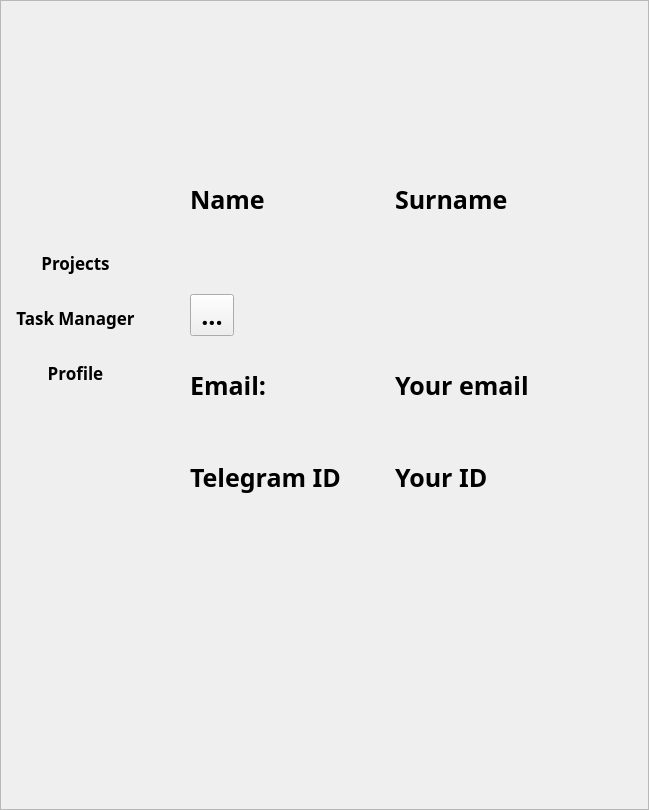
This is ui/MainWindowProfile.ui in kiozet/TaskManagerWithAI as Qt 5 draws it before an edit. The edited form follows.
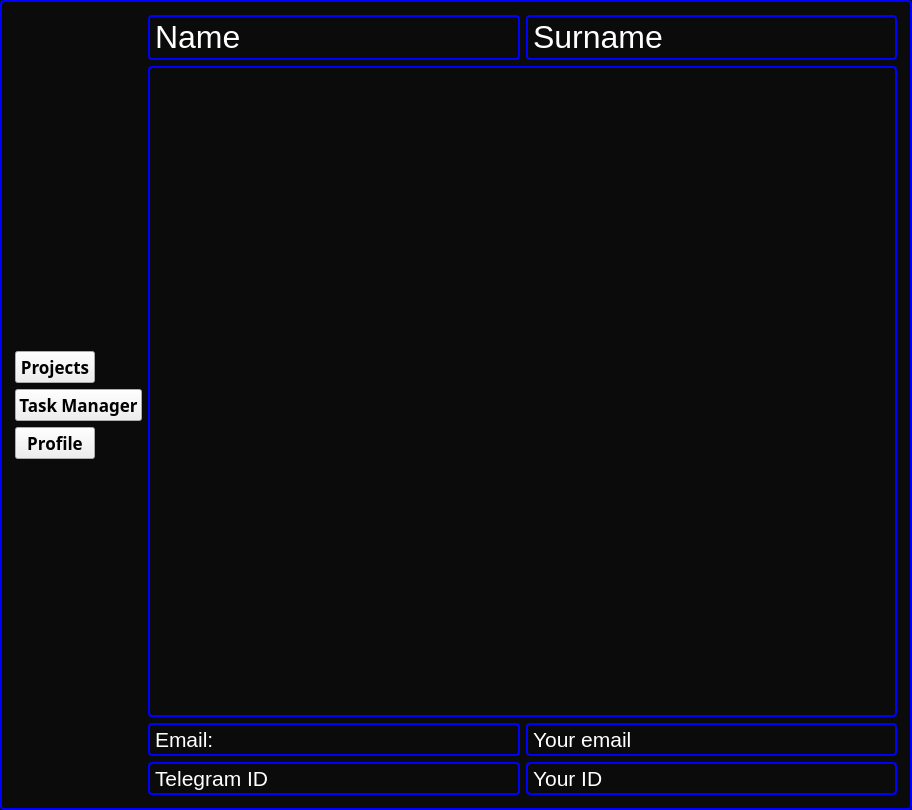
This is the edited form. Icons and pictures are not drawn.

Commit message: ABSOLUTE MODERNIZATION MainWindowProfile

```diff
--- a/ui/MainWindowProfile.ui
+++ b/ui/MainWindowProfile.ui
@@ -9,22 +9,10 @@
    <rect>
     <x>0</x>
     <y>0</y>
-    <width>649</width>
+    <width>912</width>
     <height>810</height>
    </rect>
   </property>
-  <property name="minimumSize">
-   <size>
-    <width>649</width>
-    <height>810</height>
-   </size>
-  </property>
-  <property name="maximumSize">
-   <size>
-    <width>649</width>
-    <height>810</height>
-   </size>
-  </property>
   <property name="font">
    <font>
     <family>.SF Soft Numeric</family>
@@ -43,40 +31,47 @@
   <property name="autoFillBackground">
    <bool>false</bool>
   </property>
+  <property name="styleSheet">
+   <string notr="true">QFrame, QLabel, QToolTip {
+    border: 2px solid blue;
+    border-radius: 4px;
+    padding: 2px;
+    background-color: rgb(12, 11, 11);
+}</string>
+  </property>
   <property name="frameShape">
    <enum>QFrame::StyledPanel</enum>
   </property>
   <property name="frameShadow">
    <enum>QFrame::Raised</enum>
   </property>
-  <widget class="QWidget" name="layoutWidget">
-   <property name="enabled">
-    <bool>true</bool>
-   </property>
-   <property name="geometry">
-    <rect>
-     <x>-20</x>
-     <y>230</y>
-     <width>191</width>
-     <height>176</height>
-    </rect>
-   </property>
-   <property name="font">
-    <font>
-     <family>.SF Soft Numeric</family>
-     <pointsize>13</pointsize>
-     <weight>75</weight>
-     <italic>false</italic>
-     <bold>true</bold>
-     <stylestrategy>PreferDefault</stylestrategy>
-    </font>
-   </property>
+  <layout class="QHBoxLayout" name="horizontalLayout_3">
+   <item>
    <layout class="QVBoxLayout" name="verticalLayout_6">
+     <item>
+      <spacer name="verticalSpacer">
+       <property name="orientation">
+        <enum>Qt::Vertical</enum>
+       </property>
+       <property name="sizeHint" stdset="0">
+        <size>
+         <width>20</width>
+         <height>40</height>
+        </size>
+       </property>
+      </spacer>
+     </item>
     <item>
      <widget class="QPushButton" name="projectsBtn">
       <property name="enabled">
        <bool>true</bool>
       </property>
+       <property name="sizePolicy">
+        <sizepolicy hsizetype="Fixed" vsizetype="Fixed">
+         <horstretch>0</horstretch>
+         <verstretch>0</verstretch>
+        </sizepolicy>
+       </property>
       <property name="font">
        <font>
         <family>.SF Soft Numeric</family>
@@ -94,7 +89,7 @@
        <bool>false</bool>
       </property>
       <property name="flat">
-       <bool>true</bool>
+        <bool>false</bool>
       </property>
      </widget>
     </item>
@@ -103,6 +98,12 @@
       <property name="enabled">
        <bool>true</bool>
       </property>
+       <property name="sizePolicy">
+        <sizepolicy hsizetype="Fixed" vsizetype="Fixed">
+         <horstretch>0</horstretch>
+         <verstretch>0</verstretch>
+        </sizepolicy>
+       </property>
       <property name="font">
        <font>
         <family>.SF Soft Numeric</family>
@@ -117,7 +118,7 @@
        <string>Task Manager</string>
       </property>
       <property name="flat">
-       <bool>true</bool>
+        <bool>false</bool>
       </property>
      </widget>
     </item>
@@ -126,6 +127,12 @@
       <property name="enabled">
        <bool>true</bool>
       </property>
+       <property name="sizePolicy">
+        <sizepolicy hsizetype="Fixed" vsizetype="Fixed">
+         <horstretch>0</horstretch>
+         <verstretch>0</verstretch>
+        </sizepolicy>
+       </property>
       <property name="font">
        <font>
         <family>.SF Soft Numeric</family>
@@ -140,48 +147,67 @@
        <string>Profile</string>
       </property>
       <property name="flat">
-       <bool>true</bool>
+        <bool>false</bool>
       </property>
      </widget>
     </item>
-   </layout>
-  </widget>
-  <widget class="QWidget" name="layoutWidget">
-   <property name="geometry">
-    <rect>
-     <x>190</x>
-     <y>110</y>
-     <width>403</width>
-     <height>410</height>
-    </rect>
-   </property>
+     <item>
+      <spacer name="verticalSpacer_2">
+       <property name="orientation">
+        <enum>Qt::Vertical</enum>
+       </property>
+       <property name="sizeHint" stdset="0">
+        <size>
+         <width>20</width>
+         <height>40</height>
+        </size>
+       </property>
+      </spacer>
+     </item>
+    </layout>
+   </item>
+   <item>
    <layout class="QVBoxLayout" name="verticalLayout_3">
     <item>
      <layout class="QHBoxLayout" name="horizontalLayout">
       <item>
        <widget class="QLabel" name="name_label_profile">
+         <property name="sizePolicy">
+          <sizepolicy hsizetype="Expanding" vsizetype="Fixed">
+           <horstretch>0</horstretch>
+           <verstretch>0</verstretch>
+          </sizepolicy>
+         </property>
         <property name="text">
-         <string>Name</string>
+          <string>&lt;html&gt;&lt;head/&gt;&lt;body&gt;&lt;p&gt;&lt;span style=&quot; font-size:24pt; color:#ffffff;&quot;&gt;Name&lt;/span&gt;&lt;/p&gt;&lt;/body&gt;&lt;/html&gt;</string>
         </property>
        </widget>
       </item>
       <item>
        <widget class="QLabel" name="surname_label_profile">
+         <property name="sizePolicy">
+          <sizepolicy hsizetype="Expanding" vsizetype="Fixed">
+           <horstretch>0</horstretch>
+           <verstretch>0</verstretch>
+          </sizepolicy>
+         </property>
         <property name="text">
-         <string>Surname</string>
+          <string>&lt;html&gt;&lt;head/&gt;&lt;body&gt;&lt;p&gt;&lt;span style=&quot; font-size:24pt; color:#ffffff;&quot;&gt;Surname&lt;/span&gt;&lt;/p&gt;&lt;/body&gt;&lt;/html&gt;</string>
         </property>
        </widget>
       </item>
      </layout>
     </item>
     <item>
-     <widget class="QToolButton" name="avatar_icon">
-      <property name="text">
-       <string>...</string>
-      </property>
-      <property name="icon">
-       <iconset>
-        <normaloff>../../../resourses.qrc/plus.png</normaloff>../../../resourses.qrc/plus.png</iconset>
+      <widget class="QLabel" name="label">
+       <property name="sizePolicy">
+        <sizepolicy hsizetype="Expanding" vsizetype="Expanding">
+         <horstretch>0</horstretch>
+         <verstretch>0</verstretch>
+        </sizepolicy>
+       </property>
+       <property name="text">
+        <string/>
       </property>
      </widget>
     </item>
@@ -191,15 +217,31 @@
        <layout class="QVBoxLayout" name="verticalLayout">
         <item>
          <widget class="QLabel" name="email_label_profile">
+           <property name="sizePolicy">
+            <sizepolicy hsizetype="Expanding" vsizetype="Fixed">
+             <horstretch>0</horstretch>
+             <verstretch>0</verstretch>
+            </sizepolicy>
+           </property>
           <property name="text">
-           <string>Email:</string>
+            <string>&lt;html&gt;&lt;head/&gt;&lt;body&gt;&lt;p&gt;&lt;span style=&quot; font-size:16pt; color:#ffffff;&quot;&gt;Email:&lt;/span&gt;&lt;/p&gt;&lt;/body&gt;&lt;/html&gt;</string>
           </property>
          </widget>
         </item>
         <item>
          <widget class="QLabel" name="telegram_label_profile">
+           <property name="sizePolicy">
+            <sizepolicy hsizetype="Expanding" vsizetype="Fixed">
+             <horstretch>0</horstretch>
+             <verstretch>0</verstretch>
+            </sizepolicy>
+           </property>
           <property name="text">
-           <string>Telegram ID</string>
+            <string>&lt;!DOCTYPE HTML PUBLIC &quot;-//W3C//DTD HTML 4.0//EN&quot; &quot;http://www.w3.org/TR/REC-html40/strict.dtd&quot;&gt;
+&lt;html&gt;&lt;head&gt;&lt;meta name=&quot;qrichtext&quot; content=&quot;1&quot; /&gt;&lt;style type=&quot;text/css&quot;&gt;
+p, li { white-space: pre-wrap; }
+&lt;/style&gt;&lt;/head&gt;&lt;body style=&quot; font-family:'MS Shell Dlg 2'; font-size:8pt; font-weight:400; font-style:normal;&quot;&gt;
+&lt;p style=&quot; margin-top:0px; margin-bottom:0px; margin-left:0px; margin-right:0px; -qt-block-indent:0; text-indent:0px;&quot;&gt;&lt;span style=&quot; font-size:16pt; color:#ffffff;&quot;&gt;Telegram ID&lt;/span&gt;&lt;/p&gt;&lt;/body&gt;&lt;/html&gt;</string>
           </property>
          </widget>
         </item>
@@ -209,15 +251,27 @@
        <layout class="QVBoxLayout" name="verticalLayout_2">
         <item>
          <widget class="QLabel" name="email_your_profile">
+           <property name="sizePolicy">
+            <sizepolicy hsizetype="Expanding" vsizetype="Fixed">
+             <horstretch>0</horstretch>
+             <verstretch>0</verstretch>
+            </sizepolicy>
+           </property>
           <property name="text">
-           <string>Your email</string>
+            <string>&lt;html&gt;&lt;head/&gt;&lt;body&gt;&lt;p&gt;&lt;span style=&quot; font-size:16pt; color:#ffffff;&quot;&gt;Your email&lt;/span&gt;&lt;/p&gt;&lt;/body&gt;&lt;/html&gt;</string>
           </property>
          </widget>
         </item>
         <item>
          <widget class="QLabel" name="telegram_your_profile">
+           <property name="sizePolicy">
+            <sizepolicy hsizetype="Expanding" vsizetype="Fixed">
+             <horstretch>0</horstretch>
+             <verstretch>0</verstretch>
+            </sizepolicy>
+           </property>
           <property name="text">
-           <string>Your ID</string>
+            <string>&lt;html&gt;&lt;head/&gt;&lt;body&gt;&lt;p&gt;&lt;span style=&quot; font-size:16pt; color:#ffffff;&quot;&gt;Your ID&lt;/span&gt;&lt;/p&gt;&lt;/body&gt;&lt;/html&gt;</string>
           </property>
          </widget>
         </item>
@@ -226,7 +280,8 @@
      </layout>
     </item>
    </layout>
-  </widget>
+   </item>
+  </layout>
  </widget>
  <resources/>
  <connections/>
```
Lines whose indentation alone changed are shown as unchanged.
